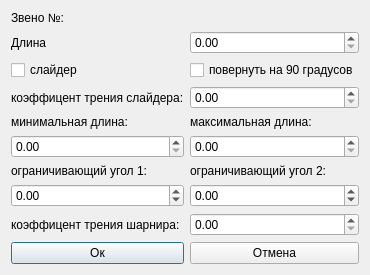
The window that inverse_kinematics/redact_joint.ui (ozzbI/IK) describes before a commit, drawn with Qt 5.
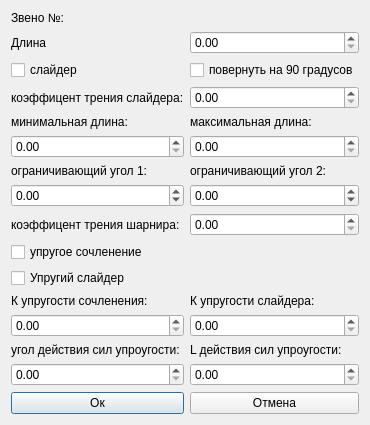
The same window after the commit.

What changed in the file:
```diff
--- a/inverse_kinematics/redact_joint.ui
+++ b/inverse_kinematics/redact_joint.ui
@@ -7,13 +7,13 @@
     <x>0</x>
     <y>0</y>
     <width>342</width>
-    <height>260</height>
+    <height>397</height>
    </rect>
   </property>
   <property name="maximumSize">
    <size>
     <width>342</width>
-    <height>260</height>
+    <height>397</height>
    </size>
   </property>
   <property name="windowTitle">
@@ -146,14 +146,14 @@
          </property>
         </widget>
        </item>
-       <item row="11" column="0">
+       <item row="17" column="0">
         <widget class="QPushButton" name="Ok_but">
          <property name="text">
           <string>Ок</string>
          </property>
         </widget>
        </item>
-       <item row="11" column="1">
+       <item row="17" column="1">
         <widget class="QPushButton" name="Canc_but">
          <property name="text">
           <string>Отмена</string>
@@ -201,6 +201,76 @@
          </property>
         </widget>
        </item>
+       <item row="11" column="0">
+        <widget class="QCheckBox" name="checkBox">
+         <property name="text">
+          <string>упругое сочленение</string>
+         </property>
+        </widget>
+       </item>
+       <item row="12" column="0">
+        <widget class="QCheckBox" name="checkBox_2">
+         <property name="text">
+          <string>Упругий слайдер</string>
+         </property>
+        </widget>
+       </item>
+       <item row="13" column="0">
+        <widget class="QLabel" name="label_8">
+         <property name="text">
+          <string>К упругости сочленения:</string>
+         </property>
+        </widget>
+       </item>
+       <item row="13" column="1">
+        <widget class="QLabel" name="label_9">
+         <property name="text">
+          <string>К упругости слайдера:</string>
+         </property>
+        </widget>
+       </item>
+       <item row="15" column="0">
+        <widget class="QLabel" name="label_10">
+         <property name="text">
+          <string>угол действия сил упроугости:</string>
+         </property>
+        </widget>
+       </item>
+       <item row="15" column="1">
+        <widget class="QLabel" name="label_11">
+         <property name="text">
+          <string>L действия сил упроугости:</string>
+         </property>
+        </widget>
+       </item>
+       <item row="14" column="0">
+        <widget class="QDoubleSpinBox" name="joint_elastic_K">
+         <property name="singleStep">
+          <double>0.050000000000000</double>
+         </property>
+        </widget>
+       </item>
+       <item row="14" column="1">
+        <widget class="QDoubleSpinBox" name="slider_elastic_K">
+         <property name="singleStep">
+          <double>0.050000000000000</double>
+         </property>
+        </widget>
+       </item>
+       <item row="16" column="0">
+        <widget class="QDoubleSpinBox" name="joint_elastic_angle">
+         <property name="singleStep">
+          <double>0.050000000000000</double>
+         </property>
+        </widget>
+       </item>
+       <item row="16" column="1">
+        <widget class="QDoubleSpinBox" name="slider_elastic_L">
+         <property name="singleStep">
+          <double>0.050000000000000</double>
+         </property>
+        </widget>
+       </item>
       </layout>
      </item>
     </layout>
```
